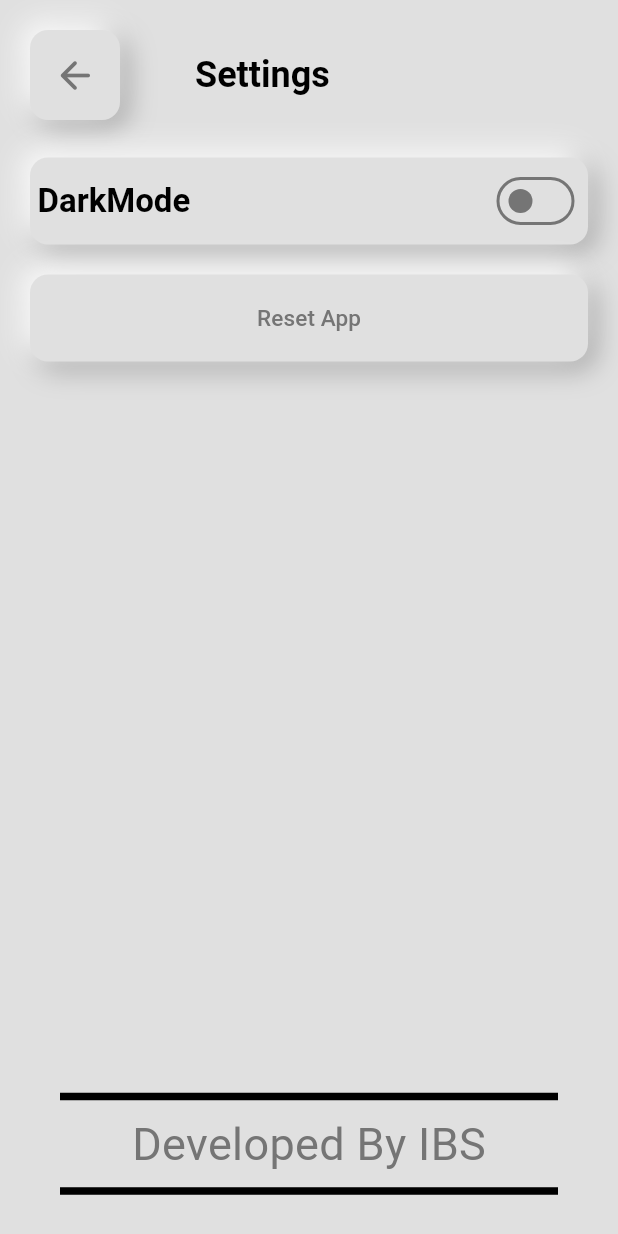
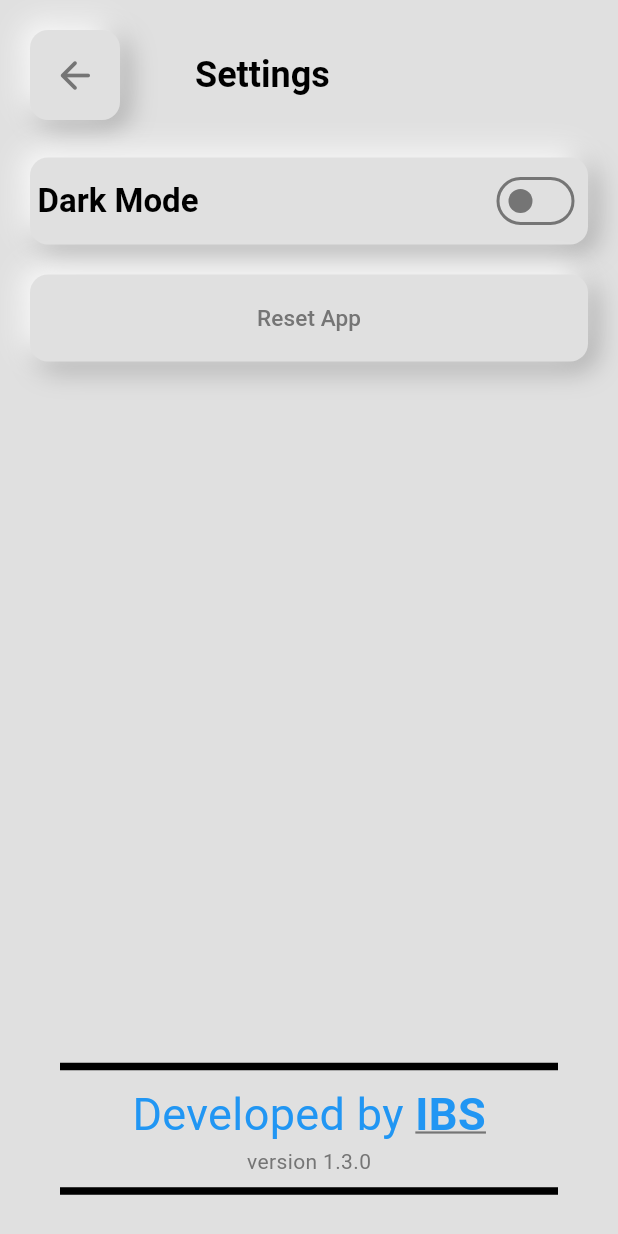
Before and after one commit to master-8702/master_media_player, a Flutter app: the SettingsScreen screen opened by its route, on a phone screen of 412 x 824 dp. Run offline on Flutter 3.47's test engine with Material 3 defaults, Android fonts, the phone set to English and light mode, and no system bars; our stand-ins replace device_info_plus, get, get_storage, just_audio, just_audio_background, permission_handler and 2 more; missing offline and left inert: audio_metadata_reader; accounts and stored records are empty.

Commit message:
feat: update settings page with more info and design

```diff
--- a/lib/common/screens/settings_screen.dart
+++ b/lib/common/screens/settings_screen.dart
@@ -1,4 +1,5 @@
 import 'package:flutter/material.dart';
+import 'package:flutter/services.dart';
 
 import 'package:get/get.dart';
 
@@ -21,57 +22,29 @@ class SettingsScreen extends StatelessWidget {
         padding: const EdgeInsets.all(20.0),
         child: Column(
           children: [
-            Row(
-              mainAxisAlignment: MainAxisAlignment.spaceBetween,
-              children: [
-                SizedBox(
-                  height: 60,
-                  width: 60,
-                  child: NeumorphicContainer(
-                    child: TextButton(
-                      onPressed: () {
-                        Get.back();
-                      },
-                      child: const Icon(
-                        Icons.arrow_back_rounded,
-                        size: 30,
-                      ),
-                    ),
-                  ),
-                ),
-                const SizedBox(
-                  width: 50,
-                ),
-                Expanded(
-                  child: Text("Settings",
-                      style: Theme.of(context).textTheme.headlineSmall),
-                ),
-              ],
-            ),
+            _buildHeader(context),
             const SizedBox(
               height: 25,
             ),
             NeumorphicContainer(
               padding: 5,
-              child: Row(
-                mainAxisAlignment: MainAxisAlignment.spaceBetween,
-                children: [
-                  Text(
-                    'DarkMode',
-                    style: Theme.of(context).textTheme.titleLarge,
-                  ),
-                  Switch(
-                    activeColor: Colors.white,
-                    value: themeController.isDarkModeOn(),
-                    onChanged: (darkMode) {
-                      if (darkMode) {
-                        themeController.changeThemeMode(ThemeMode.dark);
-                      } else {
-                        themeController.changeThemeMode(ThemeMode.light);
-                      }
-                    },
-                  ),
-                ],
+              child: SwitchListTile(
+                activeColor: Colors.white,
+                title: Text(
+                  'Dark Mode',
+                  style: Theme.of(context).textTheme.titleLarge,
+                ),
+                value: themeController.isDarkModeOn(),
+                onChanged: (darkMode) {
+                  if (darkMode) {
+                    themeController.changeThemeMode(ThemeMode.dark);
+                  } else {
+                    themeController.changeThemeMode(ThemeMode.light);
+                  }
+                },
+                contentPadding: EdgeInsets.zero,
+                controlAffinity: ListTileControlAffinity.trailing,
+                dense: true,
               ),
             ),
             const SizedBox(
@@ -83,31 +56,7 @@ class SettingsScreen extends StatelessWidget {
                   widthFactor: 1,
                   child: TextButton(
                     onPressed: () async {
-                      await showDialog(
-                          context: context,
-                          builder: (context) {
-                            return AlertDialog(
-                              title: const Text(
-                                  'Are You Sure You Want To Reset The App?',
-                                  textAlign: TextAlign.center),
-                              content: const Text(
-                                  '\nResetting will erase all the saved Playlists, Favorite Musics and app theme-mode.'),
-                              actions: [
-                                TextButton(
-                                    onPressed: () async {
-                                      Get.offAllNamed('/');
-                                      await resetApp();
-                                      // To cancel all previous routes and going back to home
-                                    },
-                                    child: const Text('Confirm')),
-                                TextButton(
-                                    onPressed: () {
-                                      Get.back();
-                                    },
-                                    child: const Text('Cancel'))
-                              ],
-                            );
-                          });
+                      await _showResetDialog(context);
                     },
                     child: const Text(
                       'Reset App',
@@ -116,34 +65,129 @@ class SettingsScreen extends StatelessWidget {
                   ),
                 )),
             const Spacer(),
-            Column(
-              children: [
-                Divider(
-                  thickness: 5,
-                  indent: 20,
-                  endIndent: 20,
-                  color: Theme.of(context).colorScheme.secondary,
-                  height: 20,
-                ),
-                const Text(
-                  "Developed By IBS",
-                  style: TextStyle(fontSize: 30),
-                ),
-                Divider(
-                  thickness: 5, // thickness of the line
-                  indent: 20, // empty space to the leading edge of divider.
-                  endIndent:
-                      20, // empty space to the trailing edge of the divider.
-                  color: Theme.of(context)
-                      .colorScheme
-                      .secondary, // The color to use when painting the line.
-                  height: 20, // The divider's height extent.
-                ),
-              ],
-            ),
+            _buildFooter(context),
           ],
         ),
       ),
     ));
   }
+
+  // this method will build the footer of the settings page
+  // it will contain the developer name and the version of the app
+  Column _buildFooter(BuildContext context) {
+    return Column(
+      children: [
+        Divider(
+          thickness: 5,
+          indent: 20,
+          endIndent: 20,
+          color: Theme.of(context).colorScheme.secondary,
+          height: 20,
+        ),
+        InkWell(
+            onTap: () => _copyEmailToClipboard(context),
+            onLongPress: () {
+              ScaffoldMessenger.of(context).showSnackBar(
+                  const SnackBar(content: Text('Developed by Ibrahim Selman')));
+            },
+            child: const Text.rich(
+              TextSpan(
+                style: TextStyle(color: Colors.blue, fontSize: 18),
+                children: [
+                  TextSpan(
+                      text: 'Developed by ', style: TextStyle(fontSize: 30)),
+                  TextSpan(
+                    text: 'IBS',
+                    style: TextStyle(
+                      fontSize: 30,
+                      fontWeight: FontWeight.bold,
+                      decoration: TextDecoration.underline,
+                    ),
+                  ),
+                ],
+              ),
+            )),
+        const Text('version 1.3.0'),
+        Divider(
+          thickness: 5, // thickness of the line
+          indent: 20, // empty space to the leading edge of divider.
+          endIndent: 20, // empty space to the trailing edge of the divider.
+          color: Theme.of(context)
+              .colorScheme
+              .secondary, // The color to use when painting the line.
+          height: 20, // The divider's height extent.
+        ),
+      ],
+    );
+  }
+
+  // this method will show a dialog to confirm the reset action
+  Future<dynamic> _showResetDialog(BuildContext context) {
+    return showDialog(
+        context: context,
+        builder: (context) {
+          return AlertDialog(
+            title: const Text('Are You Sure You Want To Reset The App?',
+                textAlign: TextAlign.center),
+            content: const Text(
+                '\nResetting will erase all the saved Playlists, Favorite Musics and app theme-mode.'),
+            actions: [
+              TextButton(
+                  onPressed: () async {
+                    // To cancel all previous routes and going back to home
+                    Get.offAllNamed('/');
+                    await resetApp();
+                  },
+                  child: const Text('Confirm')),
+              TextButton(
+                  onPressed: () {
+                    Get.back();
+                  },
+                  child: const Text('Cancel'))
+            ],
+          );
+        });
+  }
+
+  Row _buildHeader(BuildContext context) {
+    return Row(
+      mainAxisAlignment: MainAxisAlignment.spaceBetween,
+      children: [
+        SizedBox(
+          height: 60,
+          width: 60,
+          child: NeumorphicContainer(
+            child: TextButton(
+              onPressed: () {
+                Get.back();
+              },
+              child: const Icon(
+                Icons.arrow_back_rounded,
+                size: 30,
+              ),
+            ),
+          ),
+        ),
+        const SizedBox(
+          width: 50,
+        ),
+        Expanded(
+          child: Text("Settings",
+              style: Theme.of(context).textTheme.headlineSmall),
+        ),
+      ],
+    );
+  }
+
+  // this method will copy the email to the clipboard
+  void _copyEmailToClipboard(BuildContext context) {
+    const email = 'contact@ibrahimselman.com';
+
+    Clipboard.setData(const ClipboardData(text: email)).then((_) {
+      // Show snackbar to  notify the user that the email is copied
+      ScaffoldMessenger.of(context).showSnackBar(
+        const SnackBar(content: Text('Email copied to clipboard')),
+      );
+    });
+  }
 }
```
